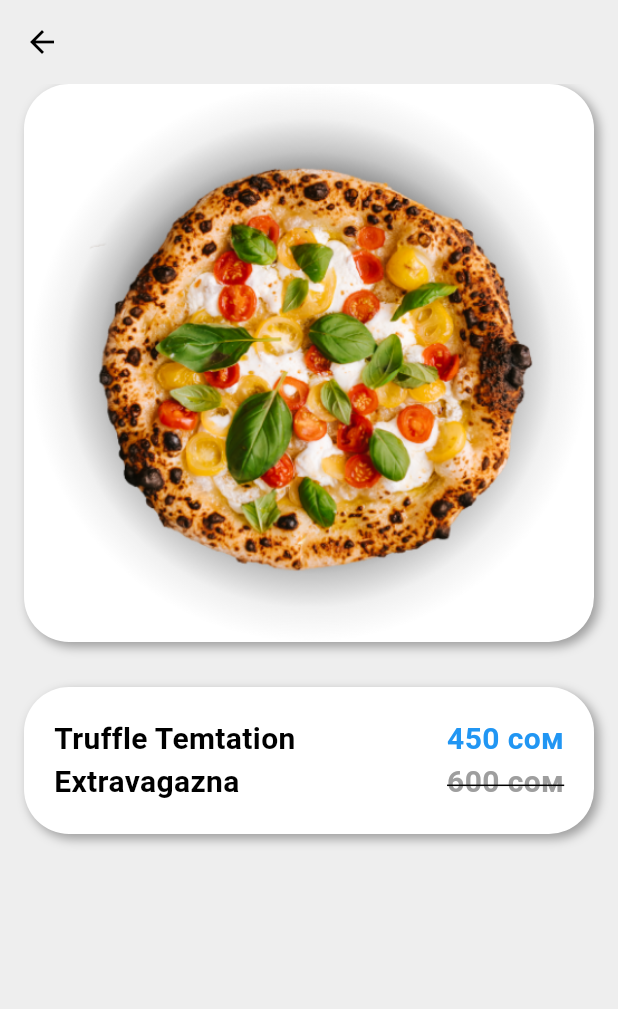
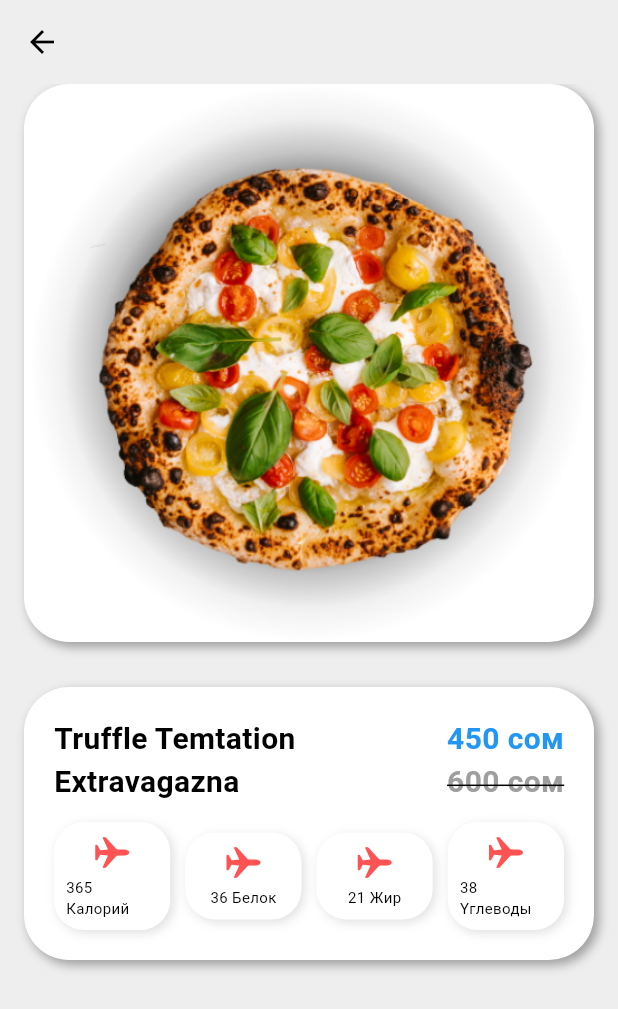
Before and after one commit to Arzymat01/pizza_delivery, a Flutter app: the DetetailsScreen screen opened directly, on a phone screen of 412 x 824 dp. Shown: the top 1009 px of the screen. Run offline on Flutter 3.47's test engine with Material 3 defaults, Android fonts, the phone set to English and light mode, and no system bars; our stand-ins replace bloc, cloud_firestore, equatable, firebase_auth, firebase_core, flutter_bloc and 1 more; accounts and stored records are empty.

Commit message:
UI MacroPage

```diff
--- /dev/null
+++ b/lib/components/macro.dart
@@ -0,0 +1,47 @@
+import 'package:flutter/cupertino.dart';
+import 'package:flutter/material.dart';
+
+class MyMacroWidjet extends StatelessWidget {
+  final String title;
+  final int value;
+  const MyMacroWidjet({
+    required this.title,
+    required this.value,
+    super.key,
+  });
+
+  @override
+  Widget build(BuildContext context) {
+    return Expanded(
+      child: Container(
+        decoration: BoxDecoration(
+          color: Colors.white,
+          borderRadius: BorderRadius.circular(20),
+          boxShadow: [
+            BoxShadow(
+              color: Colors.grey.shade300,
+              offset: const Offset(2, 2),
+              blurRadius: 5,
+            ),
+          ],
+        ),
+        child: Padding(
+          padding: const EdgeInsets.all(8.0),
+          child: Column(
+            children: [
+              const Icon(
+                CupertinoIcons.airplane,
+                color: Colors.redAccent,
+              ),
+              SizedBox(height: 4),
+              Text(
+                '$value $title',
+                style: TextStyle(fontSize: 10),
+              ),
+            ],
+          ),
+        ),
+      ),
+    );
+  }
+}
--- a/lib/screens/home/views/detetails_screen.dart
+++ b/lib/screens/home/views/detetails_screen.dart
@@ -1,6 +1,7 @@
 import 'package:flutter/cupertino.dart';
 import 'package:flutter/material.dart';
 import 'package:flutter/widgets.dart';
+import 'package:pizza_app/components/macro.dart';
 
 class DetetailsScreen extends StatelessWidget {
   const DetetailsScreen({Key? key}) : super(key: key);
@@ -93,27 +94,30 @@ class DetetailsScreen extends StatelessWidget {
                         ),
                       ],
                     ),
-                    Row(
+                    const SizedBox(height: 12),
+                    const Row(
                       children: [
-                        Expanded(
-                          child: Container(
-                            decoration: BoxDecoration(
-                              color: Colors.grey.shade200,
-                              borderRadius: BorderRadius.circular(20),
-                              boxShadow: const [
-                                BoxShadow(
-                                  offset: Offset(2, 2),
-                                  blurRadius: 5,
-                                ),
-                              ],
-                            ),
-                            child: Column(
-                              children: [],
-                            ),
-                          ),
-                        )
+                        MyMacroWidjet(
+                          title: 'Калорий',
+                          value: 365,
+                        ),
+                        SizedBox(width: 10),
+                        MyMacroWidjet(
+                          title: 'Белок',
+                          value: 36,
+                        ),
+                        SizedBox(width: 10),
+                        MyMacroWidjet(
+                          title: 'Жир',
+                          value: 21,
+                        ),
+                        SizedBox(width: 10),
+                        MyMacroWidjet(
+                          title: 'Yглеводы',
+                          value: 38,
+                        ),
                       ],
-                    )
+                    ),
                   ],
                 ),
               ),
```
